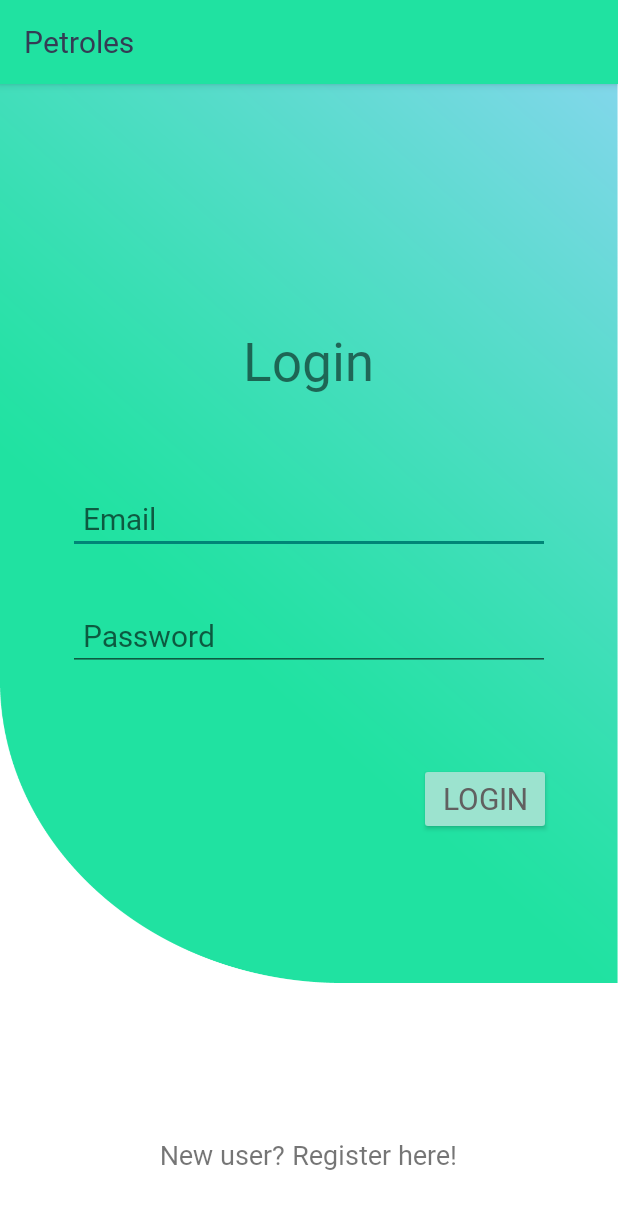
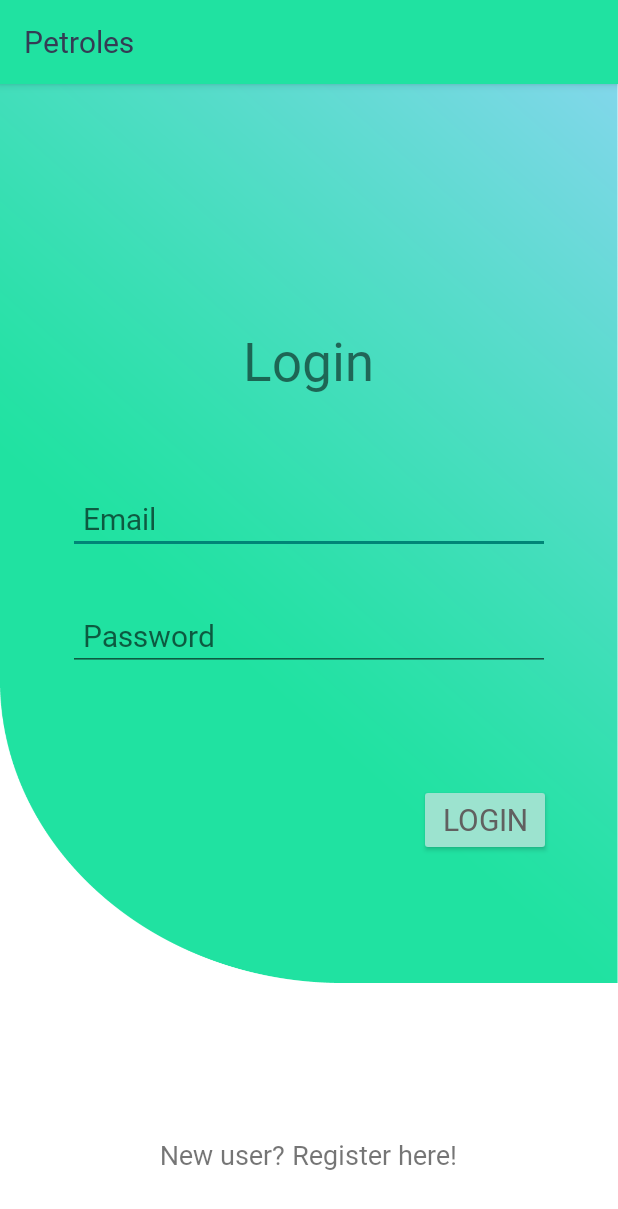
Before and after one commit to RitchieP/Petroles, an Android app: the Login screen opened directly, with no data from a screen before it, on a phone screen of 412 x 824 dp. Shown: the top 1209 px of the screen. Run offline under Robolectric (Android 15) with nearby library versions, the phone set to English and light mode, and no system bars; our stand-ins replace Firebase (no records; nobody signed in at launch, a user with empty details on screens opened directly).

Commit message:
Fis the position of Register and Login button

```diff
--- a/app/src/main/res/layout/activity_login.xml
+++ b/app/src/main/res/layout/activity_login.xml
@@ -72,7 +72,7 @@
         app:layout_constraintHorizontal_bias="0.863"
         app:layout_constraintStart_toStartOf="parent"
         app:layout_constraintTop_toBottomOf="@+id/password"
-        app:layout_constraintVertical_bias="0.186" />
+        app:layout_constraintVertical_bias="0.229" />
 
     <TextView
         android:id="@+id/createText"
--- a/app/src/main/res/layout/activity_register.xml
+++ b/app/src/main/res/layout/activity_register.xml
@@ -114,7 +114,7 @@
         app:layout_constraintHorizontal_bias="0.845"
         app:layout_constraintStart_toStartOf="parent"
         app:layout_constraintTop_toBottomOf="@+id/phone"
-        app:layout_constraintVertical_bias="0.147" />
+        app:layout_constraintVertical_bias="0.152" />
 
     <TextView
         android:id="@+id/createText"
```
